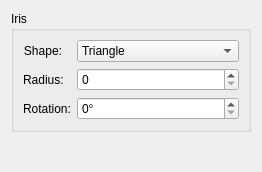
First picture: the form in plugins/filters/blur/wdg_lens_blur.ui, repository KDE/krita, before the edit.
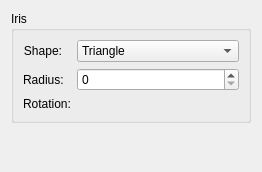
Second picture: the form after the edit. Custom widgets are drawn as their Qt base class.

Commit message: Change the lens blur filter to use KisAngleSelector

```diff
--- a/plugins/filters/blur/wdg_lens_blur.ui
+++ b/plugins/filters/blur/wdg_lens_blur.ui
@@ -104,29 +104,7 @@
        </widget>
       </item>
       <item row="2" column="1">
-       <widget class="KisIntParseSpinBox" name="irisRotationSlider">
-        <property name="sizePolicy">
-         <sizepolicy hsizetype="Expanding" vsizetype="Fixed">
-          <horstretch>0</horstretch>
-          <verstretch>0</verstretch>
-         </sizepolicy>
-        </property>
-        <property name="suffix">
-         <string>°</string>
-        </property>
-        <property name="minimum">
-         <number>0</number>
-        </property>
-        <property name="maximum">
-         <number>360</number>
-        </property>
-        <property name="label" stdset="0">
-         <string>Rotation:</string>
-        </property>
-        <property name="sliderEnabled" stdset="0">
-         <bool>true</bool>
-        </property>
-       </widget>
+       <widget class="KisAngleSelector" name="irisRotationSelector" native="true"/>
       </item>
      </layout>
     </widget>
@@ -152,6 +130,12 @@
    <extends>QSpinBox</extends>
    <header>kis_int_parse_spin_box.h</header>
   </customwidget>
+  <customwidget>
+   <class>KisAngleSelector</class>
+   <extends>QWidget</extends>
+   <header location="global">KisAngleSelector.h</header>
+   <container>1</container>
+  </customwidget>
  </customwidgets>
  <tabstops>
   <tabstop>irisShapeCombo</tabstop>
```
Left out of the diff: 7 changed lines with no effect on the pictures. The commit also changes 1 other file.
